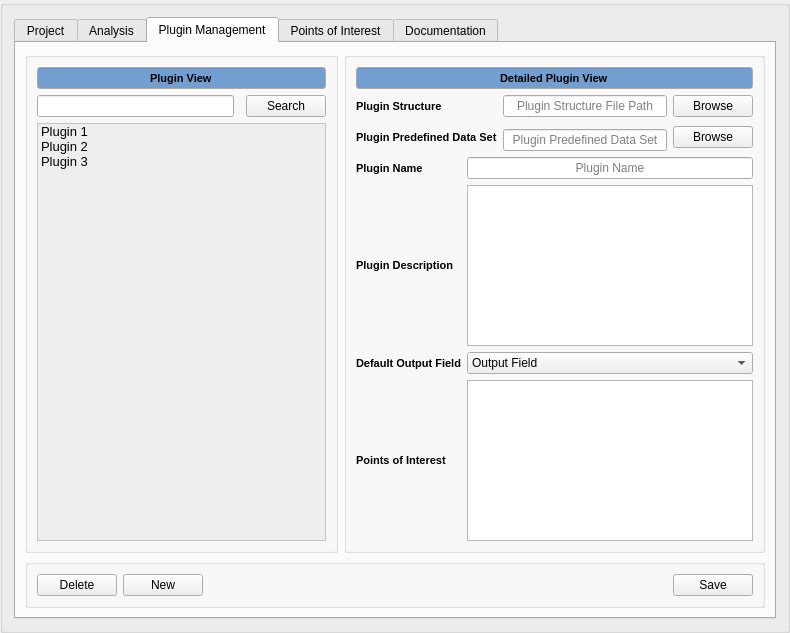
First picture: the form in BEAT View/ui_files/BEAT.ui, repository gjjuarez/BEAT, before the edit.
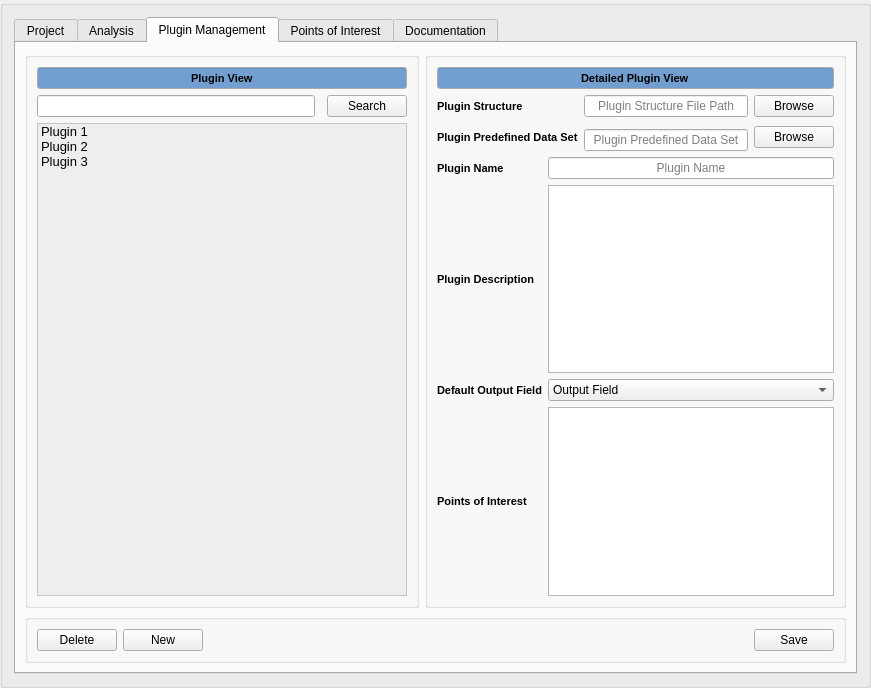
Second picture: the form after the edit. The open tabs and pages were chosen to show the change.

```diff
--- a/BEAT View/ui_files/BEAT.ui
+++ b/BEAT View/ui_files/BEAT.ui
@@ -6,8 +6,8 @@
    <rect>
     <x>0</x>
     <y>0</y>
-    <width>790</width>
-    <height>633</height>
+    <width>871</width>
+    <height>688</height>
    </rect>
   </property>
   <property name="maximumSize">
@@ -4161,6 +4161,15 @@
                  </color>
                 </brush>
                </colorrole>
+               <colorrole role="PlaceholderText">
+                <brush brushstyle="NoBrush">
+                 <color alpha="128">
+                  <red>0</red>
+                  <green>0</green>
+                  <blue>0</blue>
+                 </color>
+                </brush>
+               </colorrole>
               </active>
               <inactive>
                <colorrole role="WindowText">
@@ -4298,6 +4307,15 @@
                  </color>
                 </brush>
                </colorrole>
+               <colorrole role="PlaceholderText">
+                <brush brushstyle="NoBrush">
+                 <color alpha="128">
+                  <red>0</red>
+                  <green>0</green>
+                  <blue>0</blue>
+                 </color>
+                </brush>
+               </colorrole>
               </inactive>
               <disabled>
                <colorrole role="WindowText">
@@ -4435,6 +4453,15 @@
                  </color>
                 </brush>
                </colorrole>
+               <colorrole role="PlaceholderText">
+                <brush brushstyle="NoBrush">
+                 <color alpha="128">
+                  <red>0</red>
+                  <green>0</green>
+                  <blue>0</blue>
+                 </color>
+                </brush>
+               </colorrole>
               </disabled>
              </palette>
             </property>
@@ -4669,6 +4696,15 @@
                  </color>
                 </brush>
                </colorrole>
+               <colorrole role="PlaceholderText">
+                <brush brushstyle="NoBrush">
+                 <color alpha="128">
+                  <red>0</red>
+                  <green>0</green>
+                  <blue>0</blue>
+                 </color>
+                </brush>
+               </colorrole>
               </active>
               <inactive>
                <colorrole role="WindowText">
@@ -4806,6 +4842,15 @@
                  </color>
                 </brush>
                </colorrole>
+               <colorrole role="PlaceholderText">
+                <brush brushstyle="NoBrush">
+                 <color alpha="128">
+                  <red>0</red>
+                  <green>0</green>
+                  <blue>0</blue>
+                 </color>
+                </brush>
+               </colorrole>
               </inactive>
               <disabled>
                <colorrole role="WindowText">
@@ -4943,6 +4988,15 @@
                  </color>
                 </brush>
                </colorrole>
+               <colorrole role="PlaceholderText">
+                <brush brushstyle="NoBrush">
+                 <color alpha="128">
+                  <red>0</red>
+                  <green>0</green>
+                  <blue>0</blue>
+                 </color>
+                </brush>
+               </colorrole>
               </disabled>
              </palette>
             </property>
@@ -5047,7 +5101,7 @@
              <string>&lt;!DOCTYPE HTML PUBLIC &quot;-//W3C//DTD HTML 4.0//EN&quot; &quot;http://www.w3.org/TR/REC-html40/strict.dtd&quot;&gt;
 &lt;html&gt;&lt;head&gt;&lt;meta name=&quot;qrichtext&quot; content=&quot;1&quot; /&gt;&lt;style type=&quot;text/css&quot;&gt;
 p, li { white-space: pre-wrap; }
-&lt;/style&gt;&lt;/head&gt;&lt;body style=&quot; font-family:'DejaVu Sans'; font-size:12pt; font-weight:400; font-style:normal;&quot;&gt;
+&lt;/style&gt;&lt;/head&gt;&lt;body style=&quot; font-family:'Ubuntu'; font-size:11pt; font-weight:400; font-style:normal;&quot;&gt;
 &lt;p style=&quot;-qt-paragraph-type:empty; margin-top:0px; margin-bottom:0px; margin-left:0px; margin-right:0px; -qt-block-indent:0; text-indent:0px; font-family:'MS Shell Dlg 2'; font-size:8pt;&quot;&gt;&lt;br /&gt;&lt;/p&gt;&lt;/body&gt;&lt;/html&gt;</string>
             </property>
            </widget>
@@ -5209,6 +5263,15 @@
                  </color>
                 </brush>
                </colorrole>
+               <colorrole role="PlaceholderText">
+                <brush brushstyle="NoBrush">
+                 <color alpha="128">
+                  <red>0</red>
+                  <green>0</green>
+                  <blue>0</blue>
+                 </color>
+                </brush>
+               </colorrole>
               </active>
               <inactive>
                <colorrole role="WindowText">
@@ -5346,6 +5409,15 @@
                  </color>
                 </brush>
                </colorrole>
+               <colorrole role="PlaceholderText">
+                <brush brushstyle="NoBrush">
+                 <color alpha="128">
+                  <red>0</red>
+                  <green>0</green>
+                  <blue>0</blue>
+                 </color>
+                </brush>
+               </colorrole>
               </inactive>
               <disabled>
                <colorrole role="WindowText">
@@ -5483,6 +5555,15 @@
                  </color>
                 </brush>
                </colorrole>
+               <colorrole role="PlaceholderText">
+                <brush brushstyle="NoBrush">
+                 <color alpha="128">
+                  <red>0</red>
+                  <green>0</green>
+                  <blue>0</blue>
+                 </color>
+                </brush>
+               </colorrole>
               </disabled>
              </palette>
             </property>
@@ -5637,6 +5718,15 @@
                  </color>
                 </brush>
                </colorrole>
+               <colorrole role="PlaceholderText">
+                <brush brushstyle="NoBrush">
+                 <color alpha="128">
+                  <red>0</red>
+                  <green>0</green>
+                  <blue>0</blue>
+                 </color>
+                </brush>
+               </colorrole>
               </active>
               <inactive>
                <colorrole role="WindowText">
@@ -5765,6 +5855,15 @@
                  </color>
                 </brush>
                </colorrole>
+               <colorrole role="PlaceholderText">
+                <brush brushstyle="NoBrush">
+                 <color alpha="128">
+                  <red>0</red>
+                  <green>0</green>
+                  <blue>0</blue>
+                 </color>
+                </brush>
+               </colorrole>
               </inactive>
               <disabled>
                <colorrole role="WindowText">
@@ -5893,6 +5992,15 @@
                  </color>
                 </brush>
                </colorrole>
+               <colorrole role="PlaceholderText">
+                <brush brushstyle="NoBrush">
+                 <color alpha="128">
+                  <red>0</red>
+                  <green>0</green>
+                  <blue>0</blue>
+                 </color>
+                </brush>
+               </colorrole>
               </disabled>
              </palette>
             </property>
@@ -6098,6 +6206,15 @@
                  </color>
                 </brush>
                </colorrole>
+               <colorrole role="PlaceholderText">
+                <brush brushstyle="NoBrush">
+                 <color alpha="128">
+                  <red>203</red>
+                  <green>203</green>
+                  <blue>203</blue>
+                 </color>
+                </brush>
+               </colorrole>
               </active>
               <inactive>
                <colorrole role="WindowText">
@@ -6199,6 +6316,15 @@
                  </color>
                 </brush>
                </colorrole>
+               <colorrole role="PlaceholderText">
+                <brush brushstyle="NoBrush">
+                 <color alpha="128">
+                  <red>203</red>
+                  <green>203</green>
+                  <blue>203</blue>
+                 </color>
+                </brush>
+               </colorrole>
               </inactive>
               <disabled>
                <colorrole role="WindowText">
@@ -6300,6 +6426,15 @@
                  </color>
                 </brush>
                </colorrole>
+               <colorrole role="PlaceholderText">
+                <brush brushstyle="NoBrush">
+                 <color alpha="128">
+                  <red>203</red>
+                  <green>203</green>
+                  <blue>203</blue>
+                 </color>
+                </brush>
+               </colorrole>
               </disabled>
              </palette>
             </property>
```
Left out of the diff: 378 changed lines with no effect on the pictures.
